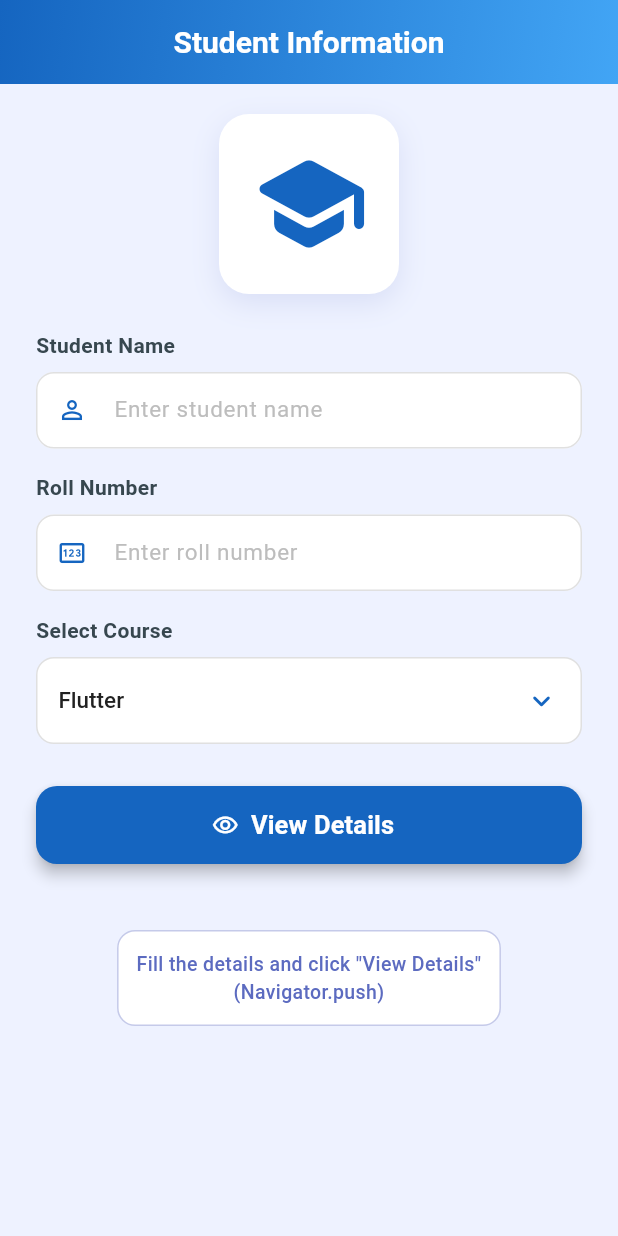
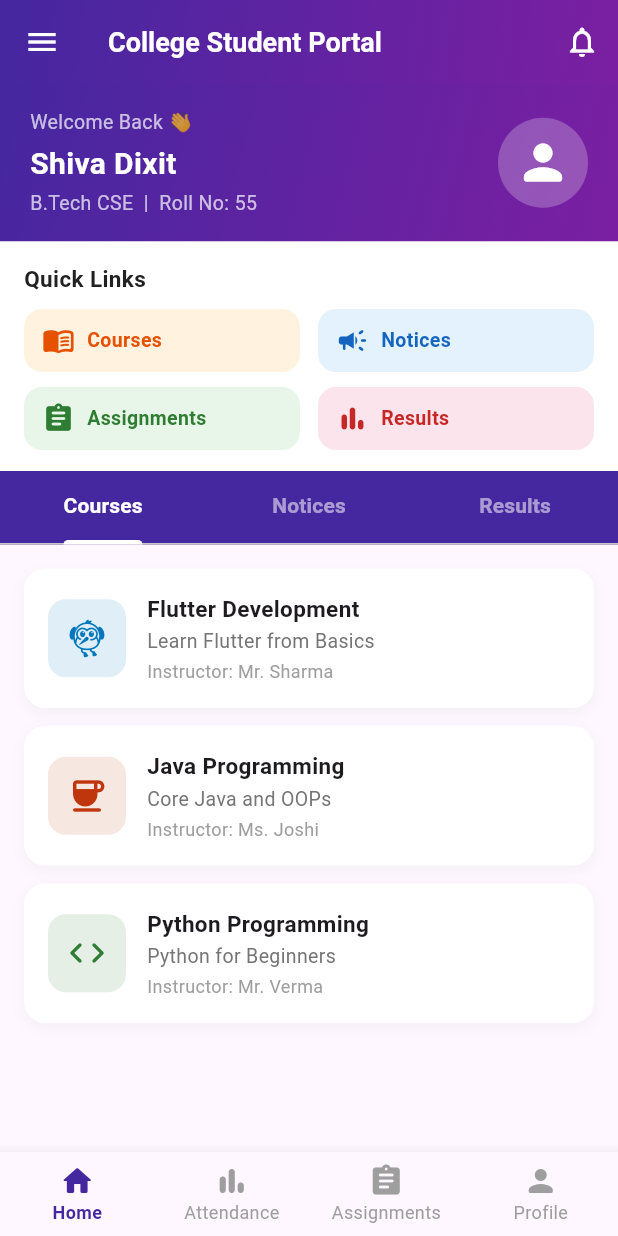
Before and after one commit to shivadixt/Jovac, a Flutter app: the screen it shows after launch, on a phone screen of 412 x 824 dp. Run offline on Flutter 3.47's test engine with Material 3 defaults, Android fonts, the light colour scheme and no system bars.

Commit message:
added college,assignments,attendance,home,profile screens

```diff
--- a/jovacapp/lib/main.dart
+++ b/jovacapp/lib/main.dart
@@ -6,21 +6,21 @@ import 'package:flutter/material.dart';
 //import 'screens/profile_screen.dart';
 //import 'screens/Image_card.dart';
 //import 'screens/stack_widget.dart';
-import 'screens/home_screen.dart';
-import 'screens/edit_course_screen.dart';
-
+//import 'screens/home_screen.dart';
+//import 'screens/edit_course_screen.dart';
+import 'screens/college_portal_screen.dart';
 void main() {
   runApp(const MyApp());
 }
-
 class MyApp extends StatelessWidget {
   const MyApp({super.key});
   @override
   Widget build(BuildContext context) {
     return MaterialApp(
       debugShowCheckedModeBanner: false,
-      title: 'Student Information Navigator',
-      home: const HomeScreen(),
+      title: 'College Student Portal',
+      home: const CollegePortalScreen(),
+      //home: const HomeScreen(),
       //home: const StudentIdCardScreen(),
       //home: const ProfileScreen(),
       //home: const ImageCard(),
@@ -28,12 +28,12 @@ class MyApp extends StatelessWidget {
       //home: const FoodMenu(),
       //home: CafeOrderingScreen(),
       //home: UserPreferencesScreen(),
-      routes: {
-        '/editCourse': (context) {
-          final course = ModalRoute.of(context)!.settings.arguments as String? ?? 'Flutter';
-          return EditCourseScreen(initialCourse: course);
-        },
-      },
+      // routes: {
+      //   '/editCourse': (context) {
+      //     final course = ModalRoute.of(context)!.settings.arguments as String? ?? 'Flutter';
+      //     return EditCourseScreen(initialCourse: course);
+      //   },
+      // },
     );
   }
 }
--- /dev/null
+++ b/jovacapp/lib/screens/college_portal_screen.dart
@@ -0,0 +1,129 @@
+import 'package:flutter/material.dart';
+import 'portal_home_screen.dart';
+import 'portal_attendance_screen.dart';
+import 'portal_assignments_screen.dart';
+import 'portal_profile_screen.dart';
+class CollegePortalScreen extends StatefulWidget {
+  const CollegePortalScreen({super.key});
+  @override
+  State<CollegePortalScreen> createState() => _CollegePortalScreenState();
+}
+class _CollegePortalScreenState extends State<CollegePortalScreen> {
+  int _selectedIndex = 0;
+  final List<String> _titles = [
+    'College Student Portal',
+    'My Attendance',
+    'My Assignments',
+    'My Profile',
+  ];
+  @override
+  Widget build(BuildContext context) {
+    return Scaffold(
+      appBar: AppBar(
+        title: Text(
+          _titles[_selectedIndex],
+          style: const TextStyle(color: Colors.white, fontWeight: FontWeight.bold, fontSize: 18),
+        ),
+        iconTheme: const IconThemeData(color: Colors.white),
+        actions: [
+          IconButton(
+            icon: const Icon(Icons.notifications_outlined, color: Colors.white),
+            onPressed: () {},
+          ),
+        ],
+        flexibleSpace: Container(
+          decoration: const BoxDecoration(
+            gradient: LinearGradient(
+              colors: [Color(0xFF4527A0), Color(0xFF7B1FA2)],
+              begin: Alignment.topLeft,
+              end: Alignment.bottomRight,
+            ),
+          ),
+        ),
+        elevation: 0,
+      ),
+      drawer: Drawer(
+        child: Column(
+          children: [
+            UserAccountsDrawerHeader(
+              decoration: const BoxDecoration(
+                gradient: LinearGradient(
+                  colors: [Color(0xFF4527A0), Color(0xFF7B1FA2)],
+                  begin: Alignment.topLeft,
+                  end: Alignment.bottomRight,
+                ),
+              ),
+              accountName: const Text(
+                'Shiva Dixit',
+                style: TextStyle(fontWeight: FontWeight.bold, fontSize: 16),
+              ),
+              accountEmail: const Text('B.Tech CSE  |  Roll No: 55'),
+              currentAccountPicture: const CircleAvatar(
+                backgroundColor: Colors.white,
+                child: Icon(Icons.person_rounded, size: 40, color: Color(0xFF4527A0)),
+              ),
+            ),
+            Expanded(
+              child: ListView(
+                padding: const EdgeInsets.symmetric(horizontal: 8, vertical: 4),
+                children: [
+                  _buildDrawerItem(Icons.dashboard_rounded, 'Dashboard', _selectedIndex == 0, () {
+                    setState(() => _selectedIndex = 0);
+                    Navigator.pop(context);
+                  }),
+                  _buildDrawerItem(Icons.person_rounded, 'Profile', _selectedIndex == 3, () {
+                    setState(() => _selectedIndex = 3);
+                    Navigator.pop(context);
+                  }),
+                  _buildDrawerItem(Icons.settings_rounded, 'Settings', false, () => Navigator.pop(context)),
+                  _buildDrawerItem(Icons.help_outline_rounded, 'Help', false, () => Navigator.pop(context)),
+                  const Divider(),
+                  _buildDrawerItem(Icons.logout_rounded, 'Logout', false, () => Navigator.pop(context), isLogout: true),
+                ],
+              ),
+            ),
+          ],
+        ),
+      ),
+      body: IndexedStack(
+        index: _selectedIndex,
+        children: const [
+          PortalHomeScreen(),
+          PortalAttendanceScreen(),
+          PortalAssignmentsScreen(),
+          PortalProfileScreen(),
+        ],
+      ),
+      bottomNavigationBar: BottomNavigationBar(
+        currentIndex: _selectedIndex,
+        onTap: (index) => setState(() => _selectedIndex = index),
+        type: BottomNavigationBarType.fixed,
+        selectedItemColor: const Color(0xFF4527A0),
+        unselectedItemColor: Colors.grey.shade500,
+        selectedLabelStyle: const TextStyle(fontWeight: FontWeight.w600, fontSize: 12),
+        items: const [
+          BottomNavigationBarItem(icon: Icon(Icons.home_rounded), label: 'Home'),
+          BottomNavigationBarItem(icon: Icon(Icons.bar_chart_rounded), label: 'Attendance'),
+          BottomNavigationBarItem(icon: Icon(Icons.assignment_rounded), label: 'Assignments'),
+          BottomNavigationBarItem(icon: Icon(Icons.person_rounded), label: 'Profile'),
+        ],
+      ),
+    );
+  }
+  Widget _buildDrawerItem(IconData icon, String label, bool isSelected, VoidCallback onTap, {bool isLogout = false}) {
+    return ListTile(
+      leading: Icon(icon, color: isLogout ? Colors.red : const Color(0xFF4527A0)),
+      title: Text(
+        label,
+        style: TextStyle(
+          fontWeight: FontWeight.w600,
+          color: isLogout ? Colors.red : const Color(0xFF212121),
+        ),
+      ),
+      selected: isSelected,
+      selectedTileColor: const Color(0xFF4527A0).withOpacity(0.1),
+      shape: RoundedRectangleBorder(borderRadius: BorderRadius.circular(8)),
+      onTap: onTap,
+    );
+  }
+}
--- /dev/null
+++ b/jovacapp/lib/screens/portal_home_screen.dart
@@ -0,0 +1,276 @@
+import 'package:flutter/material.dart';
+class PortalHomeScreen extends StatelessWidget {
+  const PortalHomeScreen({super.key});
+  @override
+  Widget build(BuildContext context) {
+    return DefaultTabController(
+      length: 3,
+      child: Column(
+        crossAxisAlignment: CrossAxisAlignment.stretch,
+        children: [
+          _welcomeCard(),
+          _quickLinks(),
+          Container(
+            color: const Color(0xFF4527A0),
+            child: const TabBar(
+              indicatorColor: Colors.white,
+              indicatorWeight: 3,
+              labelColor: Colors.white,
+              unselectedLabelColor: Colors.white54,
+              labelStyle: TextStyle(fontWeight: FontWeight.bold, fontSize: 14),
+              tabs: [
+                Tab(text: 'Courses'),
+                Tab(text: 'Notices'),
+                Tab(text: 'Results'),
+              ],
+            ),
+          ),
+          const Expanded(
+            child: TabBarView(
+              children: [
+                _CoursesTab(),
+                _NoticesTab(),
+                _ResultsTab(),
+              ],
+            ),
+          ),
+        ],
+      ),
+    );
+  }
+  Widget _welcomeCard() {
+    return Container(
+      padding: const EdgeInsets.symmetric(horizontal: 20, vertical: 16),
+      decoration: const BoxDecoration(
+        gradient: LinearGradient(
+          colors: [Color(0xFF4527A0), Color(0xFF7B1FA2)],
+          begin: Alignment.topLeft,
+          end: Alignment.bottomRight,
+        ),
+      ),
+      child: Row(
+        children: [
+          const Expanded(
+            child: Column(
+              crossAxisAlignment: CrossAxisAlignment.start,
+              children: [
+                Text('Welcome Back 👋', style: TextStyle(color: Colors.white70, fontSize: 13)),
+                SizedBox(height: 4),
+                Text('Shiva Dixit', style: TextStyle(color: Colors.white, fontSize: 20, fontWeight: FontWeight.bold)),
+                SizedBox(height: 2),
+                Text('B.Tech CSE  |  Roll No: 55', style: TextStyle(color: Colors.white70, fontSize: 13)),
+              ],
+            ),
+          ),
+          const CircleAvatar(
+            radius: 30,
+            backgroundColor: Colors.white24,
+            child: Icon(Icons.person_rounded, size: 38, color: Colors.white),
+          ),
+        ],
+      ),
+    );
+  }
+  Widget _quickLinks() {
+    return Container(
+      color: Colors.white,
+      padding: const EdgeInsets.fromLTRB(16, 14, 16, 14),
+      child: Column(
+        crossAxisAlignment: CrossAxisAlignment.start,
+        children: [
+          const Text('Quick Links', style: TextStyle(fontSize: 15, fontWeight: FontWeight.bold, color: Color(0xFF212121))),
+          const SizedBox(height: 10),
+          Row(
+            children: [
+              Expanded(child: _quickLinkItem(Icons.menu_book_rounded, 'Courses', const Color(0xFFFFF3E0), const Color(0xFFE65100))),
+              const SizedBox(width: 12),
+              Expanded(child: _quickLinkItem(Icons.campaign_rounded, 'Notices', const Color(0xFFE3F2FD), const Color(0xFF1565C0))),
+            ],
+          ),
+          const SizedBox(height: 10),
+          Row(
+            children: [
+              Expanded(child: _quickLinkItem(Icons.assignment_rounded, 'Assignments', const Color(0xFFE8F5E9), const Color(0xFF2E7D32))),
+              const SizedBox(width: 12),
+              Expanded(child: _quickLinkItem(Icons.bar_chart_rounded, 'Results', const Color(0xFFFCE4EC), const Color(0xFFC62828))),
+            ],
+          ),
+        ],
+      ),
+    );
+  }
+  Widget _quickLinkItem(IconData icon, String label, Color bg, Color color) {
+    return Container(
+      padding: const EdgeInsets.symmetric(horizontal: 12, vertical: 10),
+      decoration: BoxDecoration(color: bg, borderRadius: BorderRadius.circular(12)),
+      child: Row(
+        children: [
+          Icon(icon, color: color, size: 22),
+          const SizedBox(width: 8),
+          Text(label, style: TextStyle(color: color, fontWeight: FontWeight.w600, fontSize: 13)),
+        ],
+      ),
+    );
+  }
+}
+class _CoursesTab extends StatelessWidget {
+  const _CoursesTab();
+  @override
+  Widget build(BuildContext context) {
+    final List<Map<String, dynamic>> courses = [
+      {'title': 'Flutter Development', 'desc': 'Learn Flutter from Basics', 'instructor': 'Mr. Sharma', 'icon': Icons.flutter_dash, 'color': const Color(0xFF0277BD)},
+      {'title': 'Java Programming', 'desc': 'Core Java and OOPs', 'instructor': 'Ms. Joshi', 'icon': Icons.coffee_rounded, 'color': const Color(0xFFBF360C)},
+      {'title': 'Python Programming', 'desc': 'Python for Beginners', 'instructor': 'Mr. Verma', 'icon': Icons.code_rounded, 'color': const Color(0xFF2E7D32)},
+    ];
+    return ListView.builder(
+      padding: const EdgeInsets.all(16),
+      itemCount: courses.length,
+      itemBuilder: (context, index) {
+        final c = courses[index];
+        return Container(
+          margin: const EdgeInsets.only(bottom: 12),
+          padding: const EdgeInsets.all(16),
+          decoration: BoxDecoration(
+            color: Colors.white,
+            borderRadius: BorderRadius.circular(14),
+            boxShadow: [BoxShadow(color: Colors.grey.withOpacity(0.1), blurRadius: 8, offset: const Offset(0, 3))],
+          ),
+          child: Row(
+            children: [
+              Container(
+                width: 52,
+                height: 52,
+                decoration: BoxDecoration(
+                  color: (c['color'] as Color).withOpacity(0.12),
+                  borderRadius: BorderRadius.circular(12),
+                ),
+                child: Icon(c['icon'] as IconData, color: c['color'] as Color, size: 28),
+              ),
+              const SizedBox(width: 14),
+              Expanded(
+                child: Column(
+                  crossAxisAlignment: CrossAxisAlignment.start,
+                  children: [
+                    Text(c['title'] as String, style: const TextStyle(fontWeight: FontWeight.bold, fontSize: 15)),
+                    const SizedBox(height: 2),
+                    Text(c['desc'] as String, style: TextStyle(color: Colors.grey.shade600, fontSize: 13)),
+                    const SizedBox(height: 2),
+                    Text('Instructor: ${c['instructor']}', style: TextStyle(color: Colors.grey.shade500, fontSize: 12)),
+                  ],
+                ),
+              ),
+            ],
+          ),
+        );
+      },
+    );
+  }
+}
+class _NoticesTab extends StatelessWidget {
+  const _NoticesTab();
+  @override
+  Widget build(BuildContext context) {
+    final List<Map<String, dynamic>> notices = [
+      {'title': 'Holiday Tomorrow', 'date': '20 May 2025', 'desc': 'College will remain closed tomorrow on account of Local Holiday.', 'icon': Icons.campaign_rounded, 'color': const Color(0xFFFF6F00)},
+      {'title': 'Flutter Assignment Submission', 'date': '18 May 2025', 'desc': 'Submit your Flutter Assignment-13 before 22 May 2025.', 'icon': Icons.description_rounded, 'color': const Color(0xFF1565C0)},
+      {'title': 'Mid Semester Exam', 'date': '15 May 2025', 'desc': 'Mid Semester Exams will start from 1st June 2025.', 'icon': Icons.calendar_month_rounded, 'color': const Color(0xFFC62828)},
+    ];
+    return ListView.builder(
+      padding: const EdgeInsets.all(16),
+      itemCount: notices.length,
+      itemBuilder: (context, index) {
+        final n = notices[index];
+        return Container(
+          margin: const EdgeInsets.only(bottom: 12),
+          padding: const EdgeInsets.all(16),
+          decoration: BoxDecoration(
+            color: Colors.white,
+            borderRadius: BorderRadius.circular(14),
+            boxShadow: [BoxShadow(color: Colors.grey.withOpacity(0.1), blurRadius: 8, offset: const Offset(0, 3))],
+          ),
+          child: Row(
+            crossAxisAlignment: CrossAxisAlignment.start,
+            children: [
+              Container(
+                width: 48,
+                height: 48,
+                decoration: BoxDecoration(
+                  color: (n['color'] as Color).withOpacity(0.12),
+                  borderRadius: BorderRadius.circular(12),
+                ),
+                child: Icon(n['icon'] as IconData, color: n['color'] as Color, size: 26),
+              ),
+              const SizedBox(width: 14),
+              Expanded(
+                child: Column(
+                  crossAxisAlignment: CrossAxisAlignment.start,
+                  children: [
+                    Text(n['title'] as String, style: const TextStyle(fontWeight: FontWeight.bold, fontSize: 15)),
+                    const SizedBox(height: 2),
+                    Text(n['date'] as String, style: TextStyle(color: Colors.grey.shade500, fontSize: 12)),
+                    const SizedBox(height: 4),
+                    Text(n['desc'] as String, style: TextStyle(color: Colors.grey.shade600, fontSize: 13)),
+                  ],
+                ),
+              ),
+            ],
+          ),
+        );
+      },
+    );
+  }
+}
+class _ResultsTab extends StatelessWidget {
+  const _ResultsTab();
+  @override
+  Widget build(BuildContext context) {
+    final List<Map<String, dynamic>> results = [
+      {'subject': 'Flutter Development', 'marks': '92 / 100', 'grade': 'A+', 'color': const Color(0xFF2E7D32)},
+      {'subject': 'Java Programming', 'marks': '85 / 100', 'grade': 'A', 'color': const Color(0xFF1565C0)},
+      {'subject': 'Python Programming', 'marks': '78 / 100', 'grade': 'B+', 'color': const Color(0xFFE65100)},
+      {'subject': 'Data Structures', 'marks': '88 / 100', 'grade': 'A', 'color': const Color(0xFF4527A0)},
+    ];
+    return ListView.builder(
+      padding: const EdgeInsets.all(16),
+      itemCount: results.length,
+      itemBuilder: (context, index) {
+        final r = results[index];
+        return Container(
+          margin: const EdgeInsets.only(bottom: 12),
+          padding: const EdgeInsets.symmetric(horizontal: 16, vertical: 14),
+          decoration: BoxDecoration(
+            color: Colors.white,
+            borderRadius: BorderRadius.circular(14),
+            boxShadow: [BoxShadow(color: Colors.grey.withOpacity(0.1), blurRadius: 8, offset: const Offset(0, 3))],
+          ),
+          child: Row(
+            children: [
+              Expanded(
+                child: Column(
+                  crossAxisAlignment: CrossAxisAlignment.start,
+                  children: [
+                    Text(r['subject'] as String, style: const TextStyle(fontWeight: FontWeight.bold, fontSize: 15)),
+                    const SizedBox(height: 4),
+                    Text(r['marks'] as String, style: TextStyle(color: Colors.grey.shade600, fontSize: 13)),
+                  ],
+                ),
+              ),
+              Container(
+                padding: const EdgeInsets.symmetric(horizontal: 14, vertical: 6),
+                decoration: BoxDecoration(
+                  color: (r['color'] as Color).withOpacity(0.1),
+                  borderRadius: BorderRadius.circular(8),
+                  border: Border.all(color: r['color'] as Color),
+                ),
+                child: Text(
+                  r['grade'] as String,
+                  style: TextStyle(color: r['color'] as Color, fontWeight: FontWeight.bold, fontSize: 16),
+                ),
+              ),
+            ],
+          ),
+        );
+      },
+    );
+  }
+}
```
Also changed, not shown: jovacapp/lib/screens/portal_assignments_screen.dart (added, +91 -0 lines), jovacapp/lib/screens/portal_attendance_screen.dart (added, +67 -0 lines), jovacapp/lib/screens/portal_profile_screen.dart (added, +74 -0 lines).
